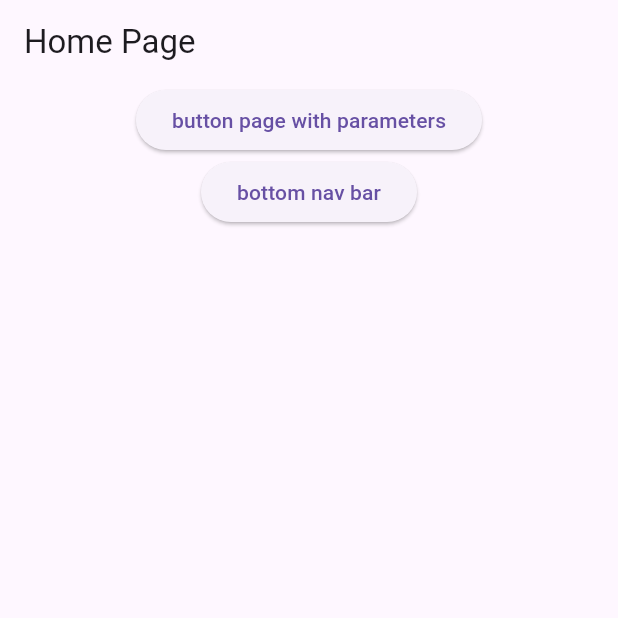
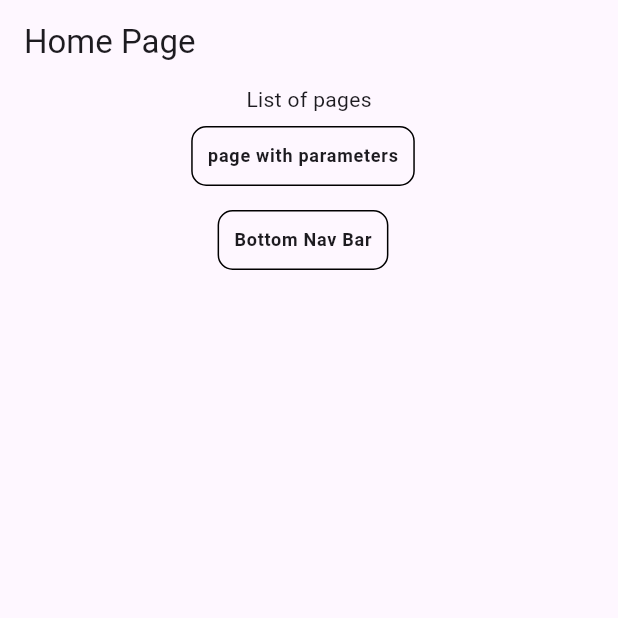
Before and after one commit to honganji/flutter_ui, a Flutter app: the screen it shows after launch, on a phone screen of 412 x 824 dp, the top half of it. Run offline on Flutter 3.47's test engine with Material 3 defaults, Android fonts, the phone set to English and light mode, and no system bars; our stand-ins replace go_router.

Commit message:
add listview for home page

```diff
--- /dev/null
+++ b/lib/features/home/components/list_element.dart
@@ -0,0 +1,8 @@
+class ListElement {
+  final String pageName;
+  final String path;
+  ListElement({
+    required this.pageName,
+    required this.path,
+  });
+}
--- /dev/null
+++ b/lib/features/home/components/my_list_tile.dart
@@ -0,0 +1,34 @@
+import 'package:flutter/material.dart';
+import 'package:go_router/go_router.dart';
+import 'package:ui_app/features/home/components/list_element.dart';
+
+class MyListTile extends StatelessWidget {
+  final ListElement listElement;
+  const MyListTile({
+    required this.listElement,
+    super.key,
+  });
+
+  @override
+  Widget build(BuildContext context) {
+    return ListTile(
+      title: Center(
+        child: Container(
+          padding: const EdgeInsets.all(10),
+          decoration: BoxDecoration(
+            border: Border.all(
+              color: Colors.black,
+              width: 1,
+            ),
+            borderRadius: const BorderRadius.all(Radius.circular(10)),
+          ),
+          child: Text(
+            listElement.pageName,
+            style: const TextStyle(fontSize: 12, fontWeight: FontWeight.bold),
+          ),
+        ),
+      ),
+      onTap: () => context.go(listElement.path),
+    );
+  }
+}
--- a/lib/features/home/pages/home_page.dart
+++ b/lib/features/home/pages/home_page.dart
@@ -1,8 +1,24 @@
 import 'package:flutter/material.dart';
 import 'package:go_router/go_router.dart';
+import 'package:ui_app/features/home/components/list_element.dart';
+import 'package:ui_app/features/home/components/my_list_tile.dart';
 
 class HomePage extends StatelessWidget {
-  const HomePage({super.key});
+  HomePage({super.key});
+
+  final List<ListElement> listElements = [
+    ListElement(
+      pageName: "page with parameters",
+      path: Uri(
+        path: "/animation/3",
+        queryParameters: {"name": "John"},
+      ).toString(),
+    ),
+    ListElement(
+      pageName: "Bottom Nav Bar",
+      path: "/page1",
+    ),
+  ];
 
   @override
   Widget build(BuildContext context) {
@@ -10,25 +26,42 @@ class HomePage extends StatelessWidget {
       appBar: AppBar(
         title: const Text('Home Page'),
       ),
-      body: Center(
-        child: Column(
-          children: [
-            ElevatedButton(
-              onPressed: () => context.go(
-                Uri(
-                  path: "/animation/3",
-                  queryParameters: {"name": "John"},
-                ).toString(),
-              ),
-              child: const Text("button page with parameters"),
+      body: Column(
+        children: [
+          const Text("List of pages"),
+          Expanded(
+            child: ListView.builder(
+              itemCount: listElements.length,
+              itemBuilder: (context, index) {
+                return MyListTile(listElement: listElements[index]);
+              },
             ),
-            ElevatedButton(
-              onPressed: () => context.go("/page1"),
-              child: const Text("bottom nav bar"),
-            ),
-          ],
-        ),
+          ),
+        ],
       ),
+      // body: Column(
+      //   mainAxisAlignment: MainAxisAlignment.center,
+      //   crossAxisAlignment: CrossAxisAlignment.stretch,
+      //   children: [
+      //     Center(
+      //       child: ElevatedButton(
+      //         onPressed: () => context.go(
+      //           Uri(
+      //             path: "/animation/3",
+      //             queryParameters: {"name": "John"},
+      //           ).toString(),
+      //         ),
+      //         child: const Text("button page with parameters"),
+      //       ),
+      //     ),
+      //     Center(
+      //       child: ElevatedButton(
+      //         onPressed: () => context.go("/page1"),
+      //         child: const Text("bottom nav bar"),
+      //       ),
+      //     ),
+      //   ],
+      // ),
     );
   }
 }
--- a/lib/features/routes/router.dart
+++ b/lib/features/routes/router.dart
@@ -12,7 +12,7 @@ final router = GoRouter(
   routes: [
     GoRoute(
       path: "/",
-      builder: (context, state) => const HomePage(),
+      builder: (context, state) => HomePage(),
       routes: [
         GoRoute(
           path: "button",
```
